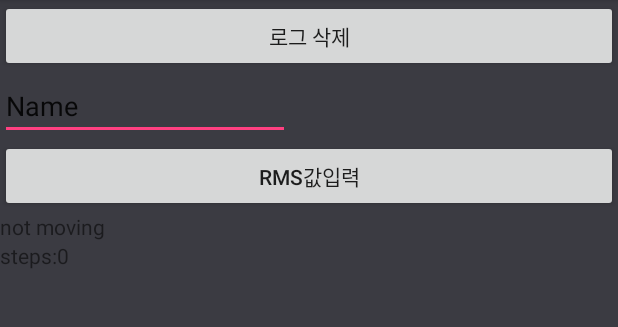
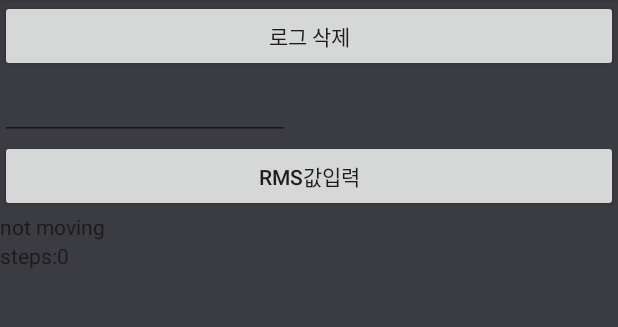
Before and after one commit to bombomb2/ActivityTracker, an Android app: the screen it shows after launch (MainActivity), on a phone screen of 412 x 824 dp, the part 84-411 px from its top. Run offline under Robolectric (Android 15) with nearby library versions, the phone set to English and light mode, and no system bars; pictures from the network do not load.

```diff
--- a/app/src/main/res/layout/activity_main.xml
+++ b/app/src/main/res/layout/activity_main.xml
@@ -5,6 +5,8 @@
     android:layout_width="match_parent"
     android:layout_height="match_parent"
     android:background="#dc1d1d26"
+    android:focusable="true"
+    android:focusableInTouchMode="true"
     android:orientation="vertical"
     tools:context=".MainActivity">
 
@@ -19,8 +21,7 @@
         android:layout_width="193dp"
         android:layout_height="wrap_content"
         android:ems="10"
-        android:inputType="textPersonName"
-        android:text="Name" />
+        android:inputType="text" />
 
     <Button
         android:id="@+id/button_rms"
@@ -42,7 +43,7 @@
 
     <android.support.v7.widget.RecyclerView
         android:id="@+id/recyclerView"
-        android:layout_width="wrap_content"
+        android:layout_width="match_parent"
         android:layout_height="wrap_content" />
 
     <TextView
```
Also changed, not shown: app/src/main/java/com/dasom/activitytracker/StepCount.java (+2 -38 lines).
